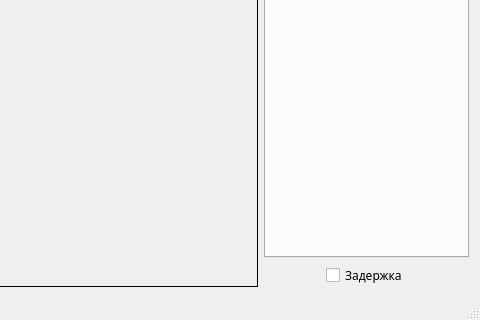
The window that mainwindow.ui (Pacman29/Graf_lab05_06) describes before a commit, drawn with Qt 5; both pictures show x 353 to 833 and y 289 to 609 of the 833 by 609 pixel window.
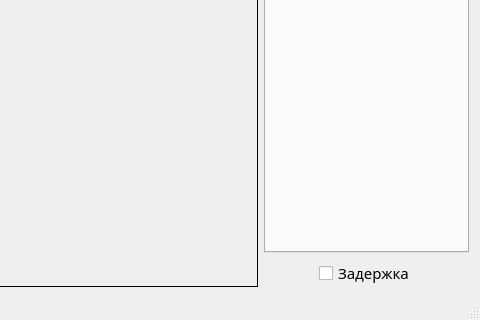
The same window after the commit. The open tabs and pages were chosen to show the change. Custom widgets are drawn as their Qt base class.

Diff of the .ui file:
```diff
--- a/mainwindow.ui
+++ b/mainwindow.ui
@@ -293,7 +293,7 @@
           <property name="font">
            <font>
             <family>Kalinga</family>
-            <pointsize>9</pointsize>
+            <pointsize>11</pointsize>
            </font>
           </property>
           <property name="text">
```
Left out of the diff: 2 changed lines with no effect on the pictures.
